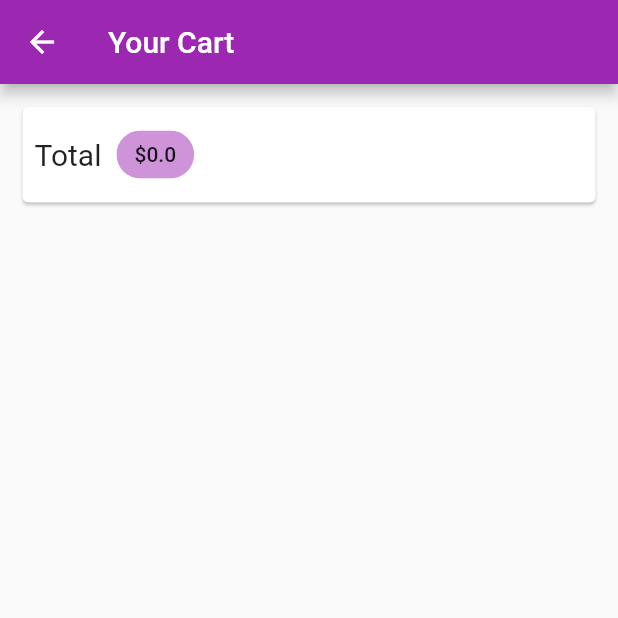
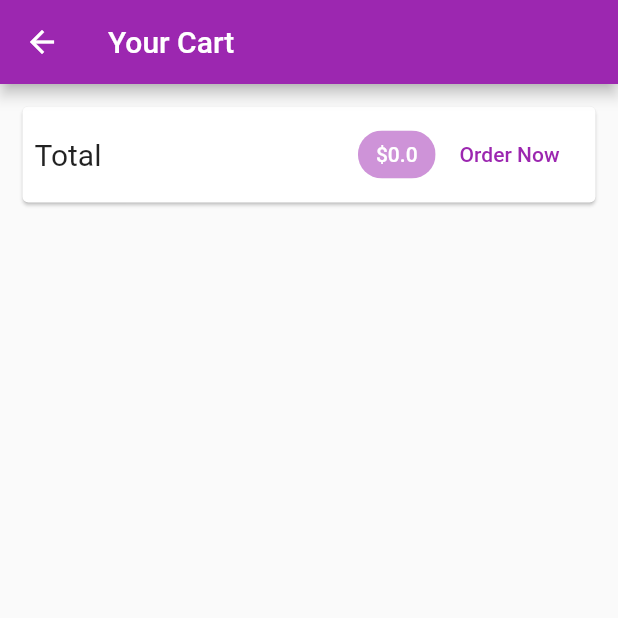
Before and after one commit to sj9102001/flutter-learning, a Flutter app: the CartScreen screen opened by its route, on a phone screen of 412 x 824 dp, the top half of it. Run offline on Flutter 3.47's test engine with Material 2 defaults, Android fonts, the phone set to English and light mode, and no system bars; network calls fail.

Commit message:
Displayed list of cart items

```diff
--- a/Shop App/lib/models/cart.dart
+++ b/Shop App/lib/models/cart.dart
@@ -22,13 +22,12 @@ class Cart with ChangeNotifier {
 
   int get itemCount {
     return _items.length;
-    notifyListeners();
   }
 
   double get totalAmount {
-    double total = 0.0;
+    var total = 0.0;
     _items.forEach((key, cartItem) {
-      total += cartItem.price.toDouble() * cartItem.quantity.toDouble();
+      total += cartItem.price * cartItem.quantity;
     });
     return total;
   }
@@ -46,7 +45,10 @@ class Cart with ChangeNotifier {
       _items.putIfAbsent(
           prodId,
           () => CartItem(
-              id: DateTime.now().toString(), title: title, price: price));
+              id: DateTime.now().toString(),
+              title: title,
+              price: price,
+              quantity: 1));
     }
     notifyListeners();
   }
--- a/Shop App/lib/screens/cart_screen.dart
+++ b/Shop App/lib/screens/cart_screen.dart
@@ -2,6 +2,7 @@ import 'package:flutter/material.dart';
 import 'package:provider/provider.dart';
 
 import '../models/cart.dart';
+import '../widgets/cart_item.dart' as ci;
 
 class CartScreen extends StatelessWidget {
   static const routeName = '/cart';
@@ -9,6 +10,8 @@ class CartScreen extends StatelessWidget {
   @override
   Widget build(BuildContext context) {
     final cart = Provider.of<Cart>(context);
+    print(cart.totalAmount);
+
     return Scaffold(
       appBar: AppBar(
         title: Text('Your Cart'),
@@ -20,20 +23,47 @@ class CartScreen extends StatelessWidget {
             child: Padding(
               padding: const EdgeInsets.all(8),
               child: Row(
+                mainAxisAlignment: MainAxisAlignment.spaceBetween,
                 children: [
                   Text(
                     'Total',
                     style: TextStyle(fontSize: 20),
                   ),
                   SizedBox(width: 10),
+                  Spacer(),
                   Chip(
-                    label: Text('\$${cart.totalAmount}'),
+                    label: Text(
+                      '\$${cart.totalAmount}',
+                      style: TextStyle(
+                          color:
+                              Theme.of(context).primaryTextTheme.title.color),
+                    ),
                     backgroundColor: Theme.of(context).backgroundColor,
+                  ),
+                  FlatButton(
+                    onPressed: () {},
+                    child: Text(
+                      'Order Now',
+                      style: TextStyle(color: Theme.of(context).primaryColor),
+                    ),
                   )
                 ],
               ),
             ),
-          )
+          ),
+          SizedBox(height: 10),
+          Expanded(
+            child: ListView.builder(
+              itemBuilder: (ctx, i) {
+                return ci.CartItem(
+                    cart.items.values.toList()[i].id,
+                    cart.items.values.toList()[i].price,
+                    cart.items.values.toList()[i].quantity,
+                    cart.items.values.toList()[i].title);
+              },
+              itemCount: cart.items.length,
+            ),
+          ),
         ],
       ),
     );
--- a/Shop App/lib/screens/product_detail_screen.dart
+++ b/Shop App/lib/screens/product_detail_screen.dart
@@ -10,7 +10,7 @@ class ProductDetailScreen extends StatelessWidget {
     final productId = ModalRoute.of(context).settings.arguments as String;
     final loadedProduct =
         Provider.of<Products>(context, listen: false).findById(productId);
-    print(loadedProduct);
+    print(loadedProduct.price);
     return Scaffold(
       appBar: AppBar(),
     );
--- a/Shop App/lib/screens/products_overview_screen.dart
+++ b/Shop App/lib/screens/products_overview_screen.dart
@@ -1,7 +1,7 @@
 import 'package:flutter/material.dart';
 import 'package:provider/provider.dart';
 
-import '../screens/cart_screen.dart';
+import './cart_screen.dart';
 import '../models/products.dart';
 import '../widgets/badge.dart';
 import '../widgets/products_grid.dart';
```
Also changed, not shown: Shop App/lib/widgets/cart_item.dart (added, +29 -0 lines).
